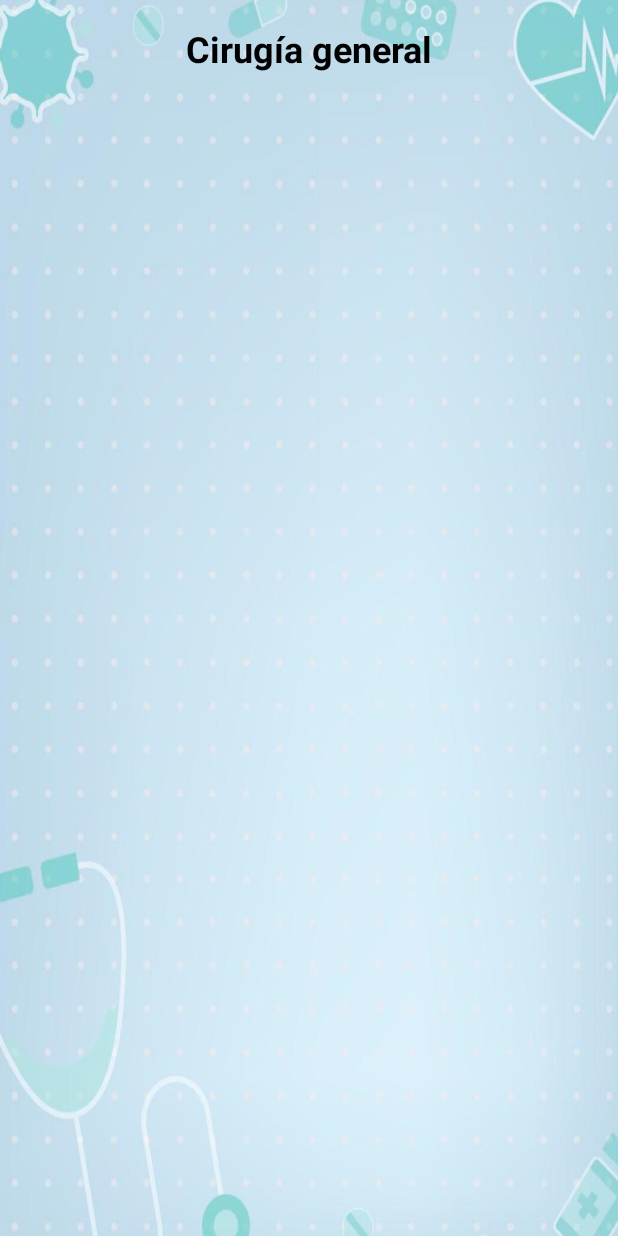
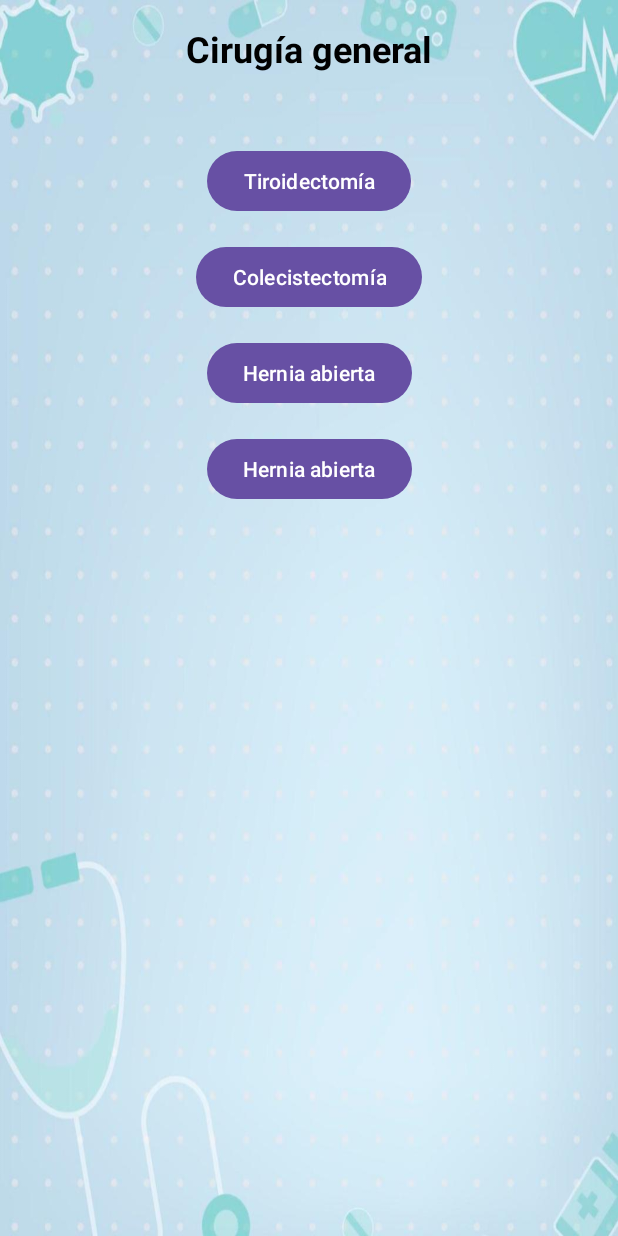
Before and after one commit to CifuX40/Quirofano, an Android app: the CirugiaGeneralActivity screen opened directly, with no data from a screen before it, on a phone screen of 412 x 824 dp. Run offline under Robolectric (Android 15) with nearby library versions, the light colour scheme and no system bars.

Commit message:
Agregar botones

```diff
--- a/app/src/main/res/layout/activity_main.xml
+++ b/app/src/main/res/layout/activity_main.xml
@@ -192,7 +192,7 @@
         android:layout_width="wrap_content"
         android:layout_height="wrap_content"
         android:layout_marginBottom="8dp"
-        android:text="Cirugia general"
+        android:text="Cirugía general"
         app:layout_constraintEnd_toEndOf="@id/btnCirugiaGeneral"
         app:layout_constraintStart_toStartOf="@id/btnCirugiaGeneral"
         app:layout_constraintTop_toBottomOf="@id/btnCirugiaGeneral" />
@@ -229,7 +229,7 @@
         android:id="@+id/textView7"
         android:layout_width="wrap_content"
         android:layout_height="wrap_content"
-        android:text="Cirugia plástica"
+        android:text="Cirugía plástica"
         app:layout_constraintEnd_toEndOf="@id/btnCirugiaPlastica"
         app:layout_constraintStart_toStartOf="@id/btnCirugiaPlastica"
         app:layout_constraintTop_toBottomOf="@id/btnCirugiaPlastica" />
--- a/app/src/main/res/layout/cirugia_general.xml
+++ b/app/src/main/res/layout/cirugia_general.xml
@@ -11,13 +11,53 @@
         android:id="@+id/txtTitulo"
         android:layout_width="wrap_content"
         android:layout_height="wrap_content"
+        android:padding="16dp"
         android:text="Cirugía general"
+        android:textColor="@color/black"
         android:textSize="24sp"
         android:textStyle="bold"
-        android:textColor="@color/black"
-        android:padding="16dp"
-        app:layout_constraintTop_toTopOf="parent"
+        app:layout_constraintEnd_toEndOf="parent"
         app:layout_constraintStart_toStartOf="parent"
-        app:layout_constraintEnd_toEndOf="parent" />
+        app:layout_constraintTop_toTopOf="parent" />
+
+    <Button
+        android:id="@+id/button"
+        android:layout_width="wrap_content"
+        android:layout_height="wrap_content"
+        android:layout_marginTop="32dp"
+        android:text="Tiroidectomía"
+        app:layout_constraintEnd_toEndOf="parent"
+        app:layout_constraintStart_toStartOf="parent"
+        app:layout_constraintTop_toBottomOf="@id/txtTitulo" />
+
+    <Button
+        android:id="@+id/button2"
+        android:layout_width="wrap_content"
+        android:layout_height="wrap_content"
+        android:layout_marginTop="16dp"
+        android:text="Colecistectomía"
+        app:layout_constraintEnd_toEndOf="parent"
+        app:layout_constraintStart_toStartOf="parent"
+        app:layout_constraintTop_toBottomOf="@id/button" />
+
+    <Button
+        android:id="@+id/button3"
+        android:layout_width="wrap_content"
+        android:layout_height="wrap_content"
+        android:layout_marginTop="16dp"
+        android:text="Hernia abierta"
+        app:layout_constraintEnd_toEndOf="parent"
+        app:layout_constraintStart_toStartOf="parent"
+        app:layout_constraintTop_toBottomOf="@id/button2" />
+
+    <Button
+        android:id="@+id/button4"
+        android:layout_width="wrap_content"
+        android:layout_height="wrap_content"
+        android:layout_marginTop="16dp"
+        android:text="Hernia abierta"
+        app:layout_constraintEnd_toEndOf="parent"
+        app:layout_constraintStart_toStartOf="parent"
+        app:layout_constraintTop_toBottomOf="@id/button3" />
 
 </androidx.constraintlayout.widget.ConstraintLayout>
```
